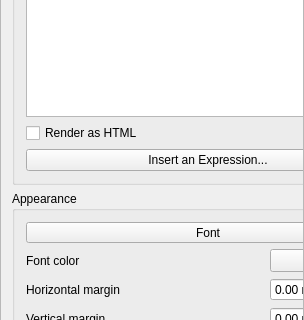
This is src/ui/layout/qgslayoutlabelwidgetbase.ui in qgis/QGIS as Qt 5 draws it before an edit; both pictures show x 0 to 304 and y 243 to 563 of the 304 by 705 pixel window. The edited form follows.
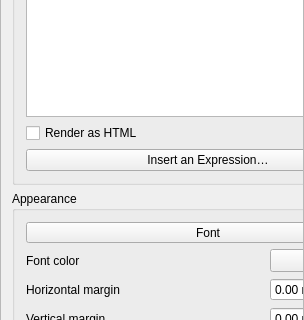
This is the edited form. Custom widgets are drawn as their Qt base class.

What changed in the file:
```diff
--- a/src/ui/layout/qgslayoutlabelwidgetbase.ui
+++ b/src/ui/layout/qgslayoutlabelwidgetbase.ui
@@ -101,7 +101,7 @@
           <item row="2" column="0">
            <widget class="QPushButton" name="mInsertExpressionButton">
             <property name="text">
-             <string>Insert an Expression...</string>
+             <string>Insert an Expression…</string>
             </property>
            </widget>
           </item>
```
